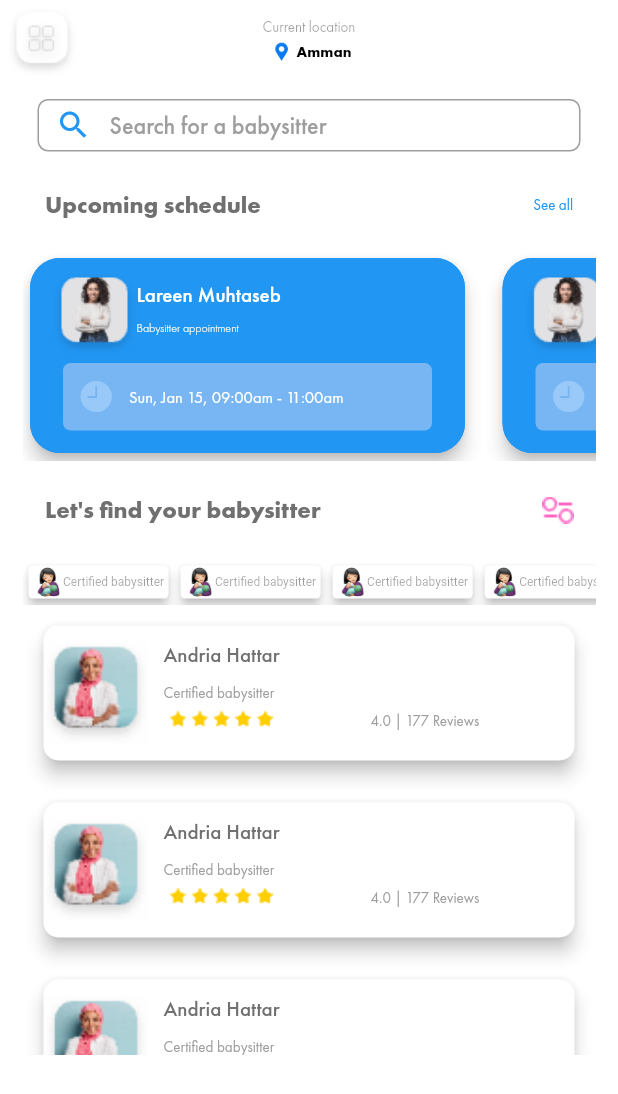
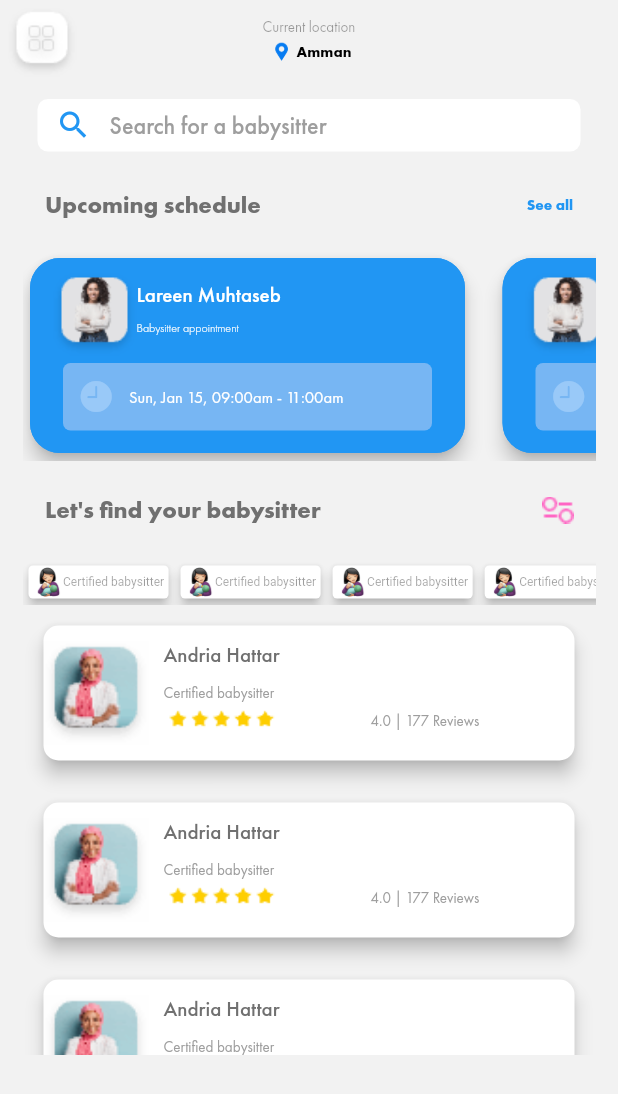
Before and after one commit to SheriffOladejo/telfili, a Flutter app: the screen it shows after launch, on a phone screen of 412 x 824 dp. Shown: the top 1094 px of the screen. Run offline on Flutter 3.47's test engine with Material 2 defaults, Android fonts, the phone set to English and light mode, and no system bars; our stand-ins replace connectivity_plus, fluttertoast, readmore.

Commit message:
Default commit

```diff
--- a/lib/adapters/babysitter_adapter.dart
+++ b/lib/adapters/babysitter_adapter.dart
@@ -1,9 +1,14 @@
 import 'package:flutter/material.dart';
+import 'package:telfili/models/babysitter.dart';
 import 'package:telfili/utils/hex_color.dart';
+import 'package:telfili/utils/methods.dart';
+import 'package:telfili/views/babysitter_profile.dart';
 
 class BabySitterAdapter extends StatefulWidget {
 
-  const BabySitterAdapter({Key key}) : super(key: key);
+  BabySitter babySitter;
+
+  BabySitterAdapter({this.babySitter});
 
   @override
   State<BabySitterAdapter> createState() => _BabySitterAdapterState();
@@ -14,20 +19,24 @@
 
   @override
   Widget build(BuildContext context) {
-    return Padding(
+    return InkWell(
+      onTap: () {
+        Navigator.push(context, slideLeft(BabySitterProfile(babysitter: widget.babySitter)));
+      },
+      child: Padding(
         padding: const EdgeInsets.all(10),
         child: Card(
           elevation: 5,
           shape: const RoundedRectangleBorder(
             borderRadius: BorderRadius.all(Radius.circular(10)),
           ),
-        child: Container(
+          child: SizedBox(
             height: 90,
             child: Row(
               children: [
                 Image.asset("assets/images/babysitter2.png", width: 70, height: 70,scale: 0.7,),
                 Container(width: 10,),
-              Container(
+                SizedBox(
                   height: 80,
                   child: Column(
                     crossAxisAlignment: CrossAxisAlignment.start,
@@ -63,6 +72,7 @@
             ),
           ),
         ),
+      ),
     );
   }
 
--- a/lib/views/homepage.dart
+++ b/lib/views/homepage.dart
@@ -18,9 +18,9 @@
   @override
   Widget build(BuildContext context) {
     return Scaffold(
-      backgroundColor: Colors.white,
+      backgroundColor: HexColor("#F2F2F2"),
       appBar: AppBar(
-        backgroundColor: Colors.white,
+        backgroundColor: HexColor("#F2F2F2"),
         elevation: 0,
         automaticallyImplyLeading: false,
         leading: GestureDetector(
@@ -34,7 +34,7 @@
           mainAxisSize: MainAxisSize.min,
           crossAxisAlignment: CrossAxisAlignment.center,
           children: [
-            Text("Current location", style: TextStyle(
+            const Text("Current location", style: TextStyle(
               color: Colors.black38,
               fontSize: 10,
               fontFamily: 'futura-regular',
@@ -47,7 +47,7 @@
                 Container(
                   height: 20,
                   alignment: Alignment.center,
-                  child: Text("Amman", style: TextStyle(
+                  child: const Text("Amman", style: TextStyle(
                     color: Colors.black,
                     fontFamily: 'futura-bold',
                     fontSize: 10
@@ -62,27 +62,27 @@
         slivers: [
           SliverList(delegate: SliverChildListDelegate([
             Container(
-              color: Colors.white,
               width: MediaQuery.of(context).size.width,
               margin: const EdgeInsets.only(left: 25, right: 25, top: 10, bottom: 10),
               alignment: Alignment.center,
               height: 35,
               child: TextFormField(
                 textAlignVertical: TextAlignVertical.bottom,
-                decoration: InputDecoration(
+                decoration: const InputDecoration(
                     hintText: "Search for a babysitter",
-                    hintStyle: const TextStyle(
+                    hintStyle: TextStyle(
                         color: Colors.grey,
                         fontFamily: 'futura-medium',
                         fontSize: 16
                     ),
-                    prefixIcon: const Icon(Icons.search, color: Colors.blue,),
+                    prefixIcon: Icon(Icons.search, color: Colors.blue,),
+                    filled: true,
+                    fillColor: Colors.white,
                     border: OutlineInputBorder(
-                      borderSide: const BorderSide(
-                        color: Colors.black,
-                      ),
-                      borderRadius: BorderRadius.circular(7),
-                    )
+                      // width: 0.0 produces a thin "hairline" border
+                      borderRadius: BorderRadius.all(Radius.circular(7.0)),
+                      borderSide: BorderSide.none,
+                    ),
                 ),
               ),
             ),
@@ -97,9 +97,9 @@
                     fontSize: 16,
                     fontFamily: 'futura-bold',
                   ),),
-                  Text("See all", style: TextStyle(
+                  const Text("See all", style: TextStyle(
                     color: Colors.blue,
-                    fontFamily: 'futura-regular',
+                    fontFamily: 'futura-bold',
                     fontSize: 10,
                   ),),
                 ],
@@ -147,7 +147,7 @@
                     itemCount: 7,
                     scrollDirection: Axis.horizontal,
                     itemBuilder: (context, index) {
-                      return FilterAdapter();
+                      return const FilterAdapter();
                     }),
               ),
             ]
--- a/lib/views/login.dart
+++ b/lib/views/login.dart
@@ -99,7 +99,7 @@
                     style: TextStyle(
                         fontSize: 16,
                         color: Colors.white,
-                        fontFamily: 'futura-bold'
+                        fontFamily: 'futura-medium'
                     ),
                   ),
                 ),
@@ -146,7 +146,7 @@
                     style: TextStyle(
                         fontSize: 16,
                         color: Colors.white,
-                        fontFamily: 'futura-bold'
+                        fontFamily: 'futura-medium'
                     ),
                   ),
                 ),
@@ -169,7 +169,7 @@
                     style: TextStyle(
                         fontSize: 16,
                         color: Colors.white,
-                        fontFamily: 'futura-bold'
+                        fontFamily: 'futura-medium'
                     ),
                   ),
                 ),
--- a/lib/views/sign_up.dart
+++ b/lib/views/sign_up.dart
@@ -484,7 +484,7 @@
                     style: TextStyle(
                         fontSize: 16,
                         color: Colors.white,
-                        fontFamily: 'futura-bold'
+                        fontFamily: 'futura-medium'
                     ),
                   ),
                 ),
--- a/pubspec.yaml
+++ b/pubspec.yaml
@@ -15,6 +15,7 @@
   connectivity_plus: ^1.1.0
   cupertino_icons: ^1.0.2
   charcode: ^1.3.1
+  readmore: ^2.2.0
 
 dev_dependencies:
   flutter_test:
```
Also changed, not shown: lib/views/babysitter_profile.dart (added, +333 -0 lines), assets/images/babysitter_big.png (added), assets/images/back button.png (added), assets/images/customers.png (added), assets/images/location pic.png (added), assets/images/notification box.png (added), assets/images/rating stars three.png, assets/images/star button.png (added), pubspec.lock. Lines whose indentation alone changed are shown as unchanged.
